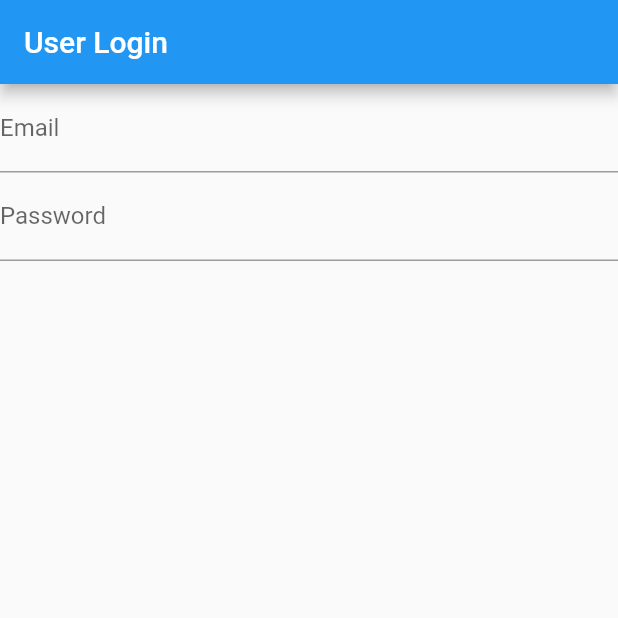
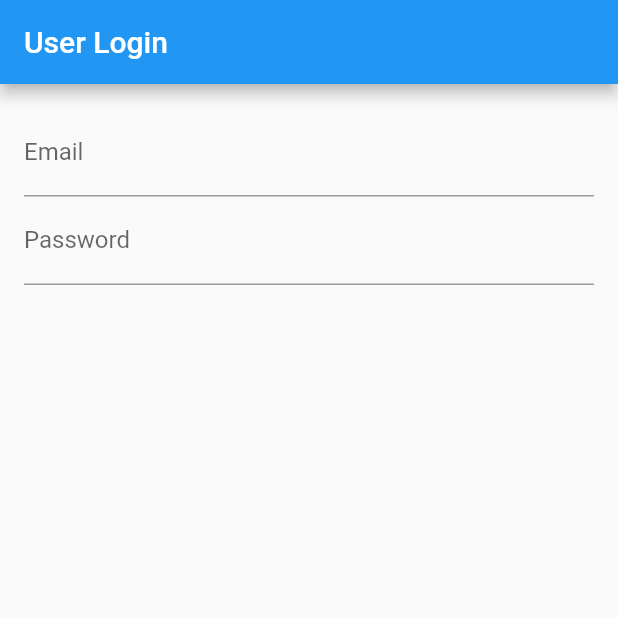
Before and after one commit to chris-aqui/Flutter-Mobile-Apps, a Flutter app: the screen it shows after launch, on a phone screen of 412 x 824 dp, the top half of it. Run offline on Flutter 3.47's test engine with Material 2 defaults, Android fonts, the phone set to English and light mode, and no system bars.

Commit message:
added padding and made password text obscure

```diff
--- a/user_auth/lib/login_page.dart
+++ b/user_auth/lib/login_page.dart
@@ -18,6 +18,7 @@ class _LoginPageState extends State<LoginPage>{
         title: new Text('User Login'),
       ),
       body:  new Container(
+        padding: EdgeInsets.all(16.0),
         child: new Form(
           child: new Column(
             children: <Widget>[
@@ -26,6 +27,7 @@ class _LoginPageState extends State<LoginPage>{
               ),
               new TextFormField(
                 decoration: new InputDecoration(labelText: 'Password'),
+                obscureText: true,
               )
             ]
           ),
```
